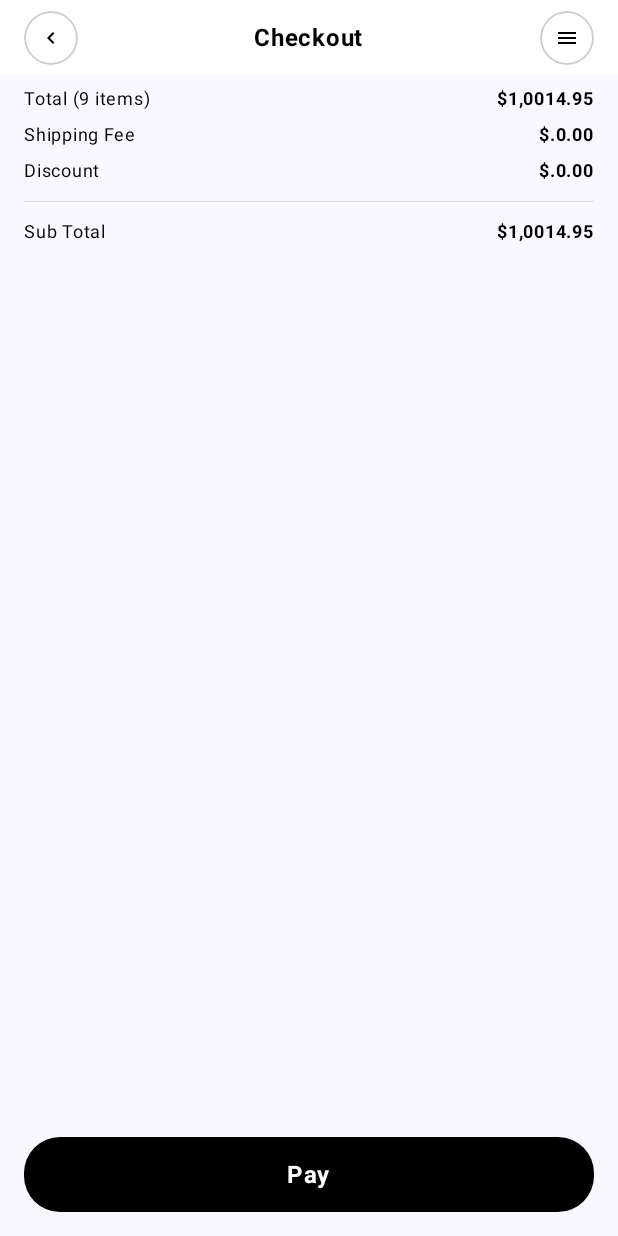
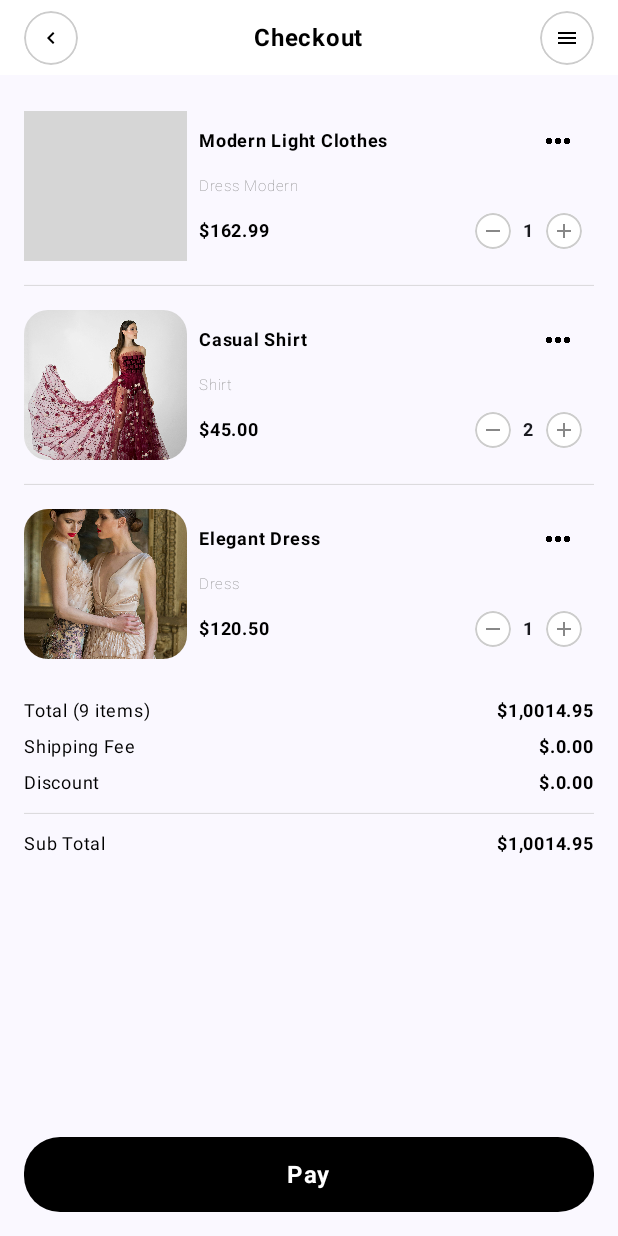
Before and after one commit to huseyinozkoc/Fashionly, an Android app built with Jetpack Compose: the screen it shows after launch (MainActivity), on a phone screen of 412 x 824 dp. Run offline under Robolectric (Android 15) with nearby library versions, the phone set to English and light mode, and no system bars; our stand-ins replace Dagger/Hilt's generated code; grey boxes are pictures that could not be loaded.

Commit message:
Added list into the checkout Screen.

```diff
--- a/app/src/main/java/com/example/fashionly/ui/checkout/CheckoutScreen.kt
+++ b/app/src/main/java/com/example/fashionly/ui/checkout/CheckoutScreen.kt
@@ -29,6 +29,7 @@ import com.example.fashionly.ui.checkout.CheckoutContract.UiAction
 import com.example.fashionly.ui.checkout.CheckoutContract.UiEffect
 import com.example.fashionly.ui.checkout.CheckoutContract.UiState
 import com.example.fashionly.ui.components.checkout.CheckoutInfoComponent
+import com.example.fashionly.ui.components.checkout.CheckoutList
 import com.example.fashionly.ui.components.checkout.CheckoutPayButton
 import com.example.fashionly.ui.components.checkout.CheckoutTopBar
 import com.example.fashionly.ui.components.detail.DetailScreenAddCardButton
@@ -84,9 +85,15 @@ fun CheckoutContent(onAction: (UiAction) -> Unit) {
         ) {
             CheckoutTopBar()
 
-            Spacer(modifier = Modifier.height(4.dp))
+            Spacer(modifier = Modifier.height(8.dp))
+
+            CheckoutList()
+
+            Spacer(modifier = Modifier.height(8.dp))
 
             CheckoutInfoComponent()
+
+
 
         } //  End of Column
 
--- /dev/null
+++ b/app/src/main/java/com/example/fashionly/ui/components/checkout/CheckoutList.kt
@@ -0,0 +1,59 @@
+package com.example.fashionly.ui.components.checkout
+
+import androidx.compose.foundation.layout.Box
+import androidx.compose.foundation.layout.fillMaxSize
+import androidx.compose.foundation.layout.fillMaxWidth
+import androidx.compose.foundation.layout.height
+import androidx.compose.foundation.layout.padding
+import androidx.compose.foundation.lazy.LazyColumn
+import androidx.compose.foundation.lazy.items
+import androidx.compose.material3.HorizontalDivider
+import androidx.compose.material3.MaterialTheme
+import androidx.compose.runtime.Composable
+import androidx.compose.ui.Alignment
+import androidx.compose.ui.Modifier
+import androidx.compose.ui.graphics.Color
+import androidx.compose.ui.tooling.preview.Preview
+import androidx.compose.ui.unit.dp
+import com.example.fashionly.R
+
+@Composable
+fun CheckoutList() {
+    val items = listOf(
+        CheckoutItem(R.drawable.model13, "Modern Light Clothes", "Dress Modern", "$162.99", 1),
+        CheckoutItem(R.drawable.model14, "Casual Shirt", "Shirt", "$45.00", 2),
+        CheckoutItem(R.drawable.model12, "Elegant Dress", "Dress", "$120.50", 1)
+    )
+
+    var height = items.size * 132
+
+    MaterialTheme {
+        Box(
+            modifier = Modifier
+                .padding(horizontal = 16.dp)
+                .fillMaxWidth()
+                .height(height.dp),
+            contentAlignment = Alignment.Center
+        ) {
+            LazyColumn(modifier = Modifier.fillMaxSize()) {
+                items(items) { item ->
+                    CheckoutListItem(item = item)
+                    HorizontalDivider(
+                        color = Color.LightGray,
+                        thickness = 0.5.dp,
+                        modifier = Modifier
+                            .fillMaxWidth()
+                    )
+                }
+            }
+        }
+    }
+}
+
+@Preview(showBackground = true)
+@Composable
+fun CheckoutListPreview() {
+    MaterialTheme {
+        CheckoutList()
+    }
+}
--- a/app/src/main/java/com/example/fashionly/ui/components/checkout/ChecoutListItem.kt
+++ b/app/src/main/java/com/example/fashionly/ui/components/checkout/CheckoutListItem.kt
@@ -54,6 +54,7 @@ fun CheckoutListItem(item: CheckoutItem) {
         Box(
             modifier = Modifier
                 .fillMaxWidth()
+                .padding(vertical = 16.dp)
                 .height(100.dp),
             contentAlignment = Alignment.Center
         ) {
@@ -68,7 +69,6 @@ fun CheckoutListItem(item: CheckoutItem) {
                     Box(
                         modifier = Modifier
                             .fillMaxSize()
-                            .padding(8.dp)
                             .clip(RoundedCornerShape(16.dp))
                     ) {
                         Image(
```
